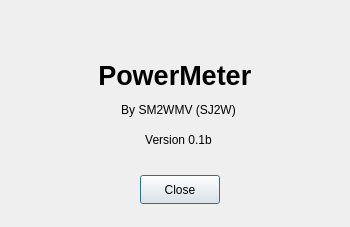
This is c/openASC_PowerMeter/aboutdialog.ui in thegeek82000/openasc as Qt 5 draws it before an edit. The edited form follows.
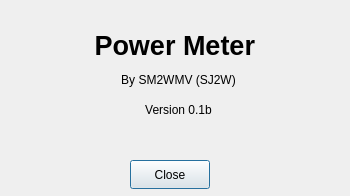
This is the edited form.

The edit to the form file:
```diff
--- a/c/openASC_PowerMeter/aboutdialog.ui
+++ b/c/openASC_PowerMeter/aboutdialog.ui
@@ -10,7 +10,7 @@
     <x>0</x>
     <y>0</y>
     <width>350</width>
-    <height>227</height>
+    <height>196</height>
    </rect>
   </property>
   <property name="windowTitle">
@@ -19,8 +19,8 @@
   <widget class="QPushButton" name="pushButtonClose">
    <property name="geometry">
     <rect>
-     <x>140</x>
-     <y>175</y>
+     <x>130</x>
+     <y>160</y>
      <width>80</width>
      <height>29</height>
     </rect>
@@ -29,11 +29,11 @@
     <string>Close</string>
    </property>
   </widget>
-  <widget class="QWidget" name="">
+  <widget class="QWidget" name="layoutWidget">
    <property name="geometry">
     <rect>
      <x>60</x>
-     <y>60</y>
+     <y>30</y>
      <width>237</width>
      <height>92</height>
     </rect>
@@ -49,7 +49,7 @@
        </font>
       </property>
       <property name="text">
-       <string>PowerMeter </string>
+       <string>Power Meter </string>
       </property>
       <property name="alignment">
        <set>Qt::AlignCenter</set>
```
